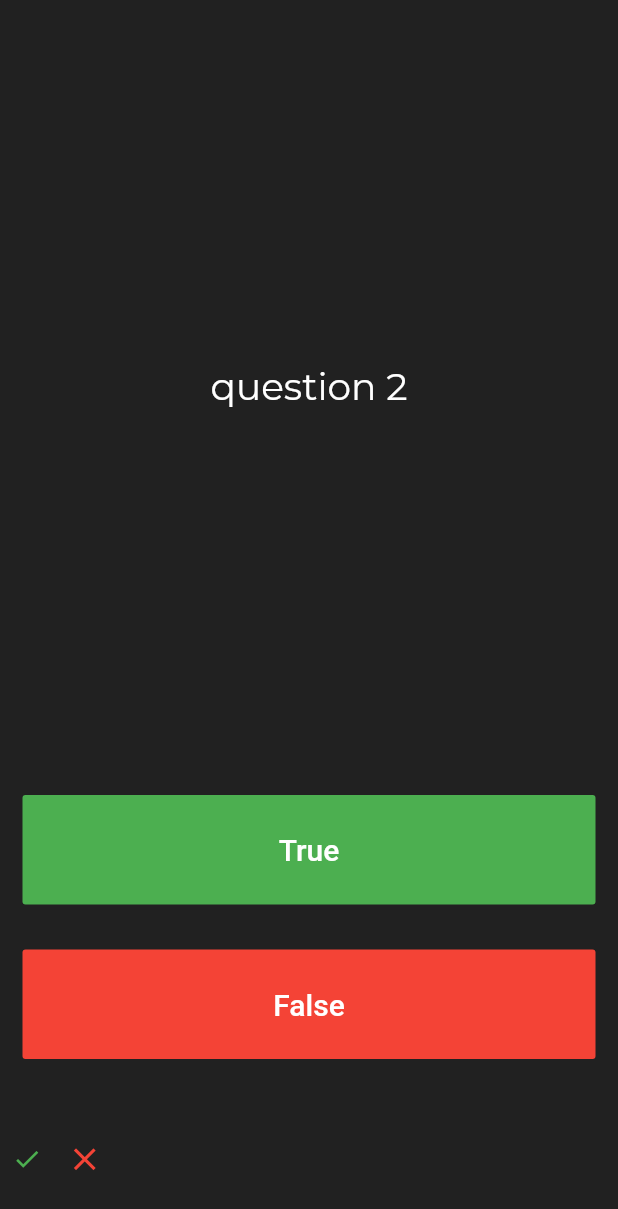
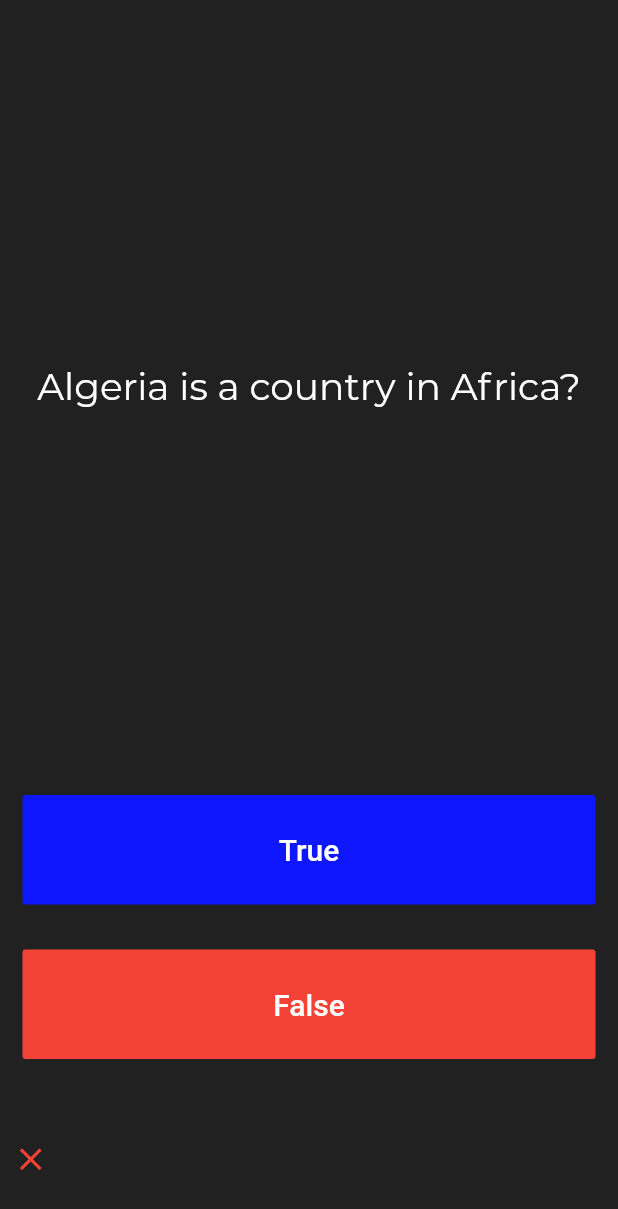
Before and after one commit to nouhben/Quizzler, a Flutter app: the screen it shows after launch, after a tap on "True", on a phone screen of 412 x 824 dp. Shown: the top 1209 px of the screen. Run offline on Flutter 3.47's test engine with Material 2 defaults, Android fonts, the phone set to English and light mode, and no system bars.

Commit message:
Adding class for question Removing the diction of quest & answers

```diff
--- a/lib/main.dart
+++ b/lib/main.dart
@@ -1,4 +1,5 @@
 import 'package:flutter/material.dart';
+import 'package:quizzler/question.dart';
 
 void main() {
   runApp(Quizzler());
@@ -27,6 +28,15 @@ class QuizPage extends StatefulWidget {
 
 class _QuizPageState extends State<QuizPage> {
   final _questions = [
+    Question(question: 'Brazil has 6 football world cups?', answer: false),
+    Question(question: 'Algeria is a country in Africa?', answer: true),
+    Question(question: 'French fries were first made in France?', answer: true),
+    Question(question: 'A Slug\'s blood is green?', answer: true),
+    Question(question: 'Flutter is a programming language?', answer: false),
+    Question(question: 'Pubg is the best game ever?', answer: true),
+  ];
+  /*
+  *  final _questions = [
     {
       'question': 'question 1',
       'answer': true,
@@ -48,6 +58,8 @@ class _QuizPageState extends State<QuizPage> {
       'answer': true,
     },
   ];
+  * */
+  List<Widget> _scoreKeeper = [];
   int questionIndex = 0;
   @override
   Widget build(BuildContext context) {
@@ -62,7 +74,8 @@ class _QuizPageState extends State<QuizPage> {
             child: Center(
               child: Text(
                 //Display teh question
-                _questions[questionIndex].values.first,
+                //_questions[questionIndex].values.first,
+                _questions[questionIndex].question,
                 textAlign: TextAlign.center,
                 style: TextStyle(
                   fontFamily: 'Montserrat',
@@ -78,23 +91,41 @@ class _QuizPageState extends State<QuizPage> {
             padding: const EdgeInsets.all(15.0),
             child: FlatButton(
                 textColor: Colors.white,
-                color: Colors.green,
+                color: Color(0xff0E17FE),
                 onPressed: () {
                   // DO THE SAME
                   //Check the answer of the  displayed question
                   //if it is true add a check and display another question
                   //if not add a cross ///
-                  if (_questions[questionIndex].values.last) {
+                  //if (_questions[questionIndex].values.last) {
+                  if (_questions[questionIndex].answer) {
                     //TODO: Add the check icon to the list
-                    print(_questions[questionIndex].values.last);
+                    _scoreKeeper.add(
+                      Padding(
+                          padding: const EdgeInsets.all(8.0),
+                          child: Icon(
+                            Icons.check,
+                            color: Colors.green,
+                            size: 20.0,
+                          )),
+                    );
                   } else {
                     //TODO: Add the close icon to the list
-                    print(_questions[questionIndex].values.last);
+                    _scoreKeeper.add(
+                      Padding(
+                          padding: const EdgeInsets.all(8.0),
+                          child: Icon(
+                            Icons.close,
+                            color: Colors.red,
+                            size: 25.0,
+                          )),
+                    );
                   }
                   setState(() {
                     questionIndex++;
                     if (questionIndex >= _questions.length) {
                       questionIndex = 0;
+                      _scoreKeeper = [];
                     }
                   });
                 },
@@ -112,7 +143,7 @@ class _QuizPageState extends State<QuizPage> {
                 textColor: Colors.white,
                 color: Colors.red,
                 onPressed: () {
-                  // Update score & change the text on the placeholder
+                  //TODO: Update score & change the text on the placeholder
                 },
                 child: Text(
                   'False',
@@ -124,24 +155,7 @@ class _QuizPageState extends State<QuizPage> {
         // ROW for keeping the score
         Expanded(
           child: Row(
-            children: [
-              Padding(
-                padding: const EdgeInsets.all(8.0),
-                child: Icon(
-                  Icons.check,
-                  color: Colors.green,
-                  size: 20.0,
-                ),
-              ),
-              Padding(
-                padding: const EdgeInsets.all(8.0),
-                child: Icon(
-                  Icons.close,
-                  color: Colors.red,
-                  size: 25.0,
-                ),
-              )
-            ],
+            children: _scoreKeeper,
           ),
         ),
       ],
--- /dev/null
+++ b/lib/question.dart
@@ -0,0 +1,26 @@
+class Question {
+  String _question;
+
+  // ignore: unnecessary_getters_setters
+  String get question => _question;
+
+  // ignore: unnecessary_getters_setters
+  set question(String value) {
+    _question = value;
+  }
+
+  bool _answer;
+
+  Question({String question, bool answer}) {
+    this._question = question;
+    this._answer = answer;
+  }
+
+  // ignore: unnecessary_getters_setters
+  bool get answer => _answer;
+
+  // ignore: unnecessary_getters_setters
+  set answer(bool value) {
+    _answer = value;
+  }
+}
```
